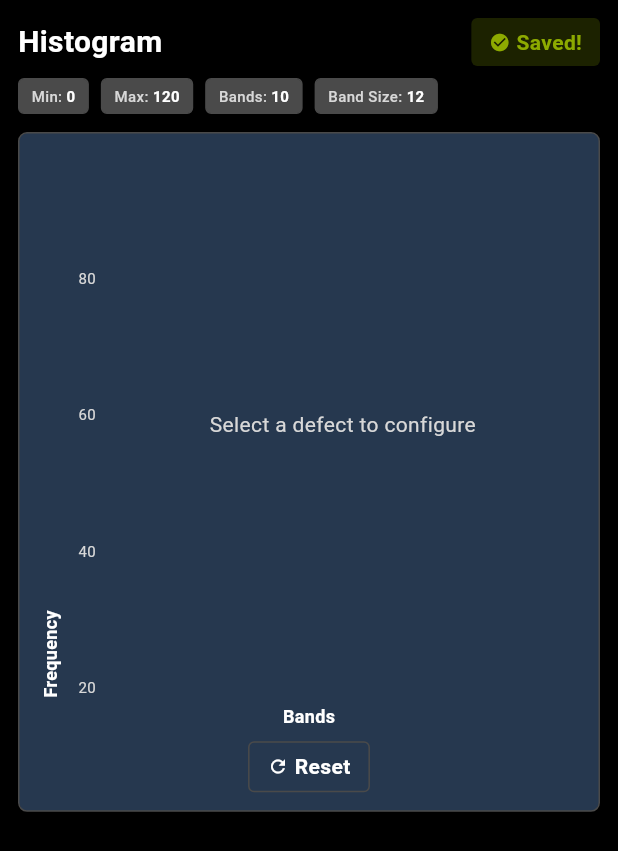
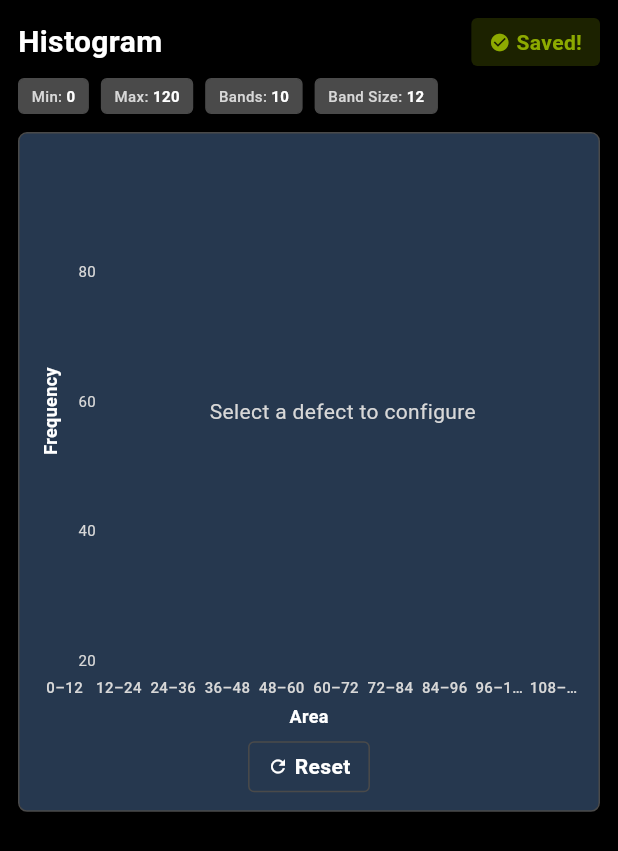
Before and after one commit to PoorvaSanthiya273/hortisort-defect-configurator, a Flutter app: the HistogramStep widget shown alone on an empty page, opened directly, after a tap on "Save", on a phone screen of 412 x 824 dp. Shown: the top 851 px of the screen. Run offline on Flutter 3.47's test engine with Material 3 defaults, Android fonts, the phone set to English and light mode, and no system bars; our stand-ins replace flutter_svg.

Commit message:
UI: filter panel full height, collapsed toggle, histogram labels below chart

```diff
--- a/lib/providers/configurator_provider.dart
+++ b/lib/providers/configurator_provider.dart
@@ -20,6 +20,7 @@ class ConfiguratorProvider extends ChangeNotifier {
   double _histogramMin = 0;
   double _histogramMax = 120;
   int _histogramNoOfBands = 10;
+  final Set<String> _savedDefects = {};
   // Per-defect frequencies: defectId → {bandIndex: frequency}
   final Map<String, Map<int, double>> _defectFrequencies = {};
 
@@ -27,6 +28,9 @@ class ConfiguratorProvider extends ChangeNotifier {
   double get histogramMax => _histogramMax;
   int get histogramNoOfBands => _histogramNoOfBands;
   double get bandSize => (_histogramMax - _histogramMin) / _histogramNoOfBands;
+  bool get canProceedFromHistogram =>
+      _selectedDefectIds.isEmpty ||
+      _selectedDefectIds.every((id) => _savedDefects.contains(id));
 
   List<String> get bandLabels {
     final _fmt = (double v) =>
@@ -54,6 +58,7 @@ class ConfiguratorProvider extends ChangeNotifier {
   void setBandFrequency(String defectKey, int index, double value) {
     _defectFrequencies.putIfAbsent(defectKey, () => {});
     _defectFrequencies[defectKey]![index] = value < 0 ? 0.0 : value;
+    _savedDefects.remove(defectKey);
     _isSaved = false;
     notifyListeners();
   }
@@ -70,15 +75,20 @@ class ConfiguratorProvider extends ChangeNotifier {
     notifyListeners();
   }
 
+  void markAllDefectsSaved() {
+    _savedDefects.addAll(_selectedDefectIds);
+    notifyListeners();
+  }
+
   void resetDefectFrequencies(String defectKey) {
     _defectFrequencies[defectKey]?.clear();
+    _savedDefects.remove(defectKey);
     _isSaved = false;
     notifyListeners();
   }
 
   Future<void> saveHistogramConfig() async {
-    // In a real app, this would write to a file or API
-    // For now, we just mark as saved
+    if (_currentDefKey != null) _savedDefects.add(_currentDefKey!);
     _isSaved = true;
     notifyListeners();
   }
@@ -446,7 +456,7 @@ class ConfiguratorProvider extends ChangeNotifier {
   String? _activeCategory;
   String _statusFilter = 'All';
   String _sortBy = 'Name';
-  bool _filterExpanded = false;
+  bool _filterExpanded = true;
   String get searchQuery => _searchQuery;
   String? get activeCategory => _activeCategory;
   String get statusFilter => _statusFilter;
--- a/lib/screens/configurator_screen.dart
+++ b/lib/screens/configurator_screen.dart
@@ -54,9 +54,9 @@ class _ConfiguratorScreenState extends State<ConfiguratorScreen> {
   }
 
   Widget _topBar(BuildContext context, ConfiguratorProvider p, bool narrow) {
-    final h = narrow ? 60.0 : 76.0;
-    final logoH = narrow ? 28.0 : 36.0;
-    final gap = narrow ? 6.0 : 20.0;
+    final h = narrow ? 68.0 : 84.0;
+    final logoH = narrow ? 40.0 : 52.0;
+    final gap = narrow ? 6.0 : 12.0;
     return Container(
       height: h,
       padding: EdgeInsets.only(
@@ -64,14 +64,6 @@ class _ConfiguratorScreenState extends State<ConfiguratorScreen> {
       decoration: const BoxDecoration(color: AppTheme.headerBg),
       child: Row(crossAxisAlignment: CrossAxisAlignment.center, children: [
         SvgPicture.asset('assets/logo.svg', height: logoH),
-        if (!narrow) const SizedBox(width: 6),
-        if (!narrow)
-          const Text('HORTISORT',
-              style: TextStyle(
-                  color: Color(0xFFFFFFFF),
-                  fontSize: 18,
-                  fontWeight: FontWeight.w800,
-                  letterSpacing: 3)),
         SizedBox(width: gap),
         Expanded(
             child: StepIndicator(
@@ -83,14 +75,17 @@ class _ConfiguratorScreenState extends State<ConfiguratorScreen> {
                 })),
         const SizedBox(width: 8),
         if (!narrow)
-          _navBtn(
-              '< Back', _currentStep > 0, () => setState(() => _currentStep--)),
+          _navBtn('< Back', _currentStep > 0, () {
+            if (_currentStep == 2) p.markAllDefectsSaved();
+            setState(() => _currentStep--);
+          }),
         if (!narrow) const SizedBox(width: 6),
         _navBtn(
             narrow
                 ? (_currentStep == 3 ? 'S' : '>')
                 : (_currentStep == 3 ? 'Save' : 'Next >'),
             _nextEnabled(p), () {
+          if (_currentStep == 0) p.markAllDefectsSaved();
           if (_currentStep == 3) {
             Provider.of<ConfiguratorProvider>(context, listen: false)
                 .saveConfiguration();
@@ -130,6 +125,7 @@ class _ConfiguratorScreenState extends State<ConfiguratorScreen> {
 
   bool _nextEnabled(ConfiguratorProvider p) {
     if (_currentStep == 0) return p.canProceedFromDefects;
+    if (_currentStep == 1) return p.canProceedFromHistogram;
     return true;
   }
 
--- a/lib/widgets/defects_step.dart
+++ b/lib/widgets/defects_step.dart
@@ -7,25 +7,17 @@ import 'touch_feedback.dart';
 class DefectsStep extends StatelessWidget {
   const DefectsStep({super.key});
 
-  static const _categories = [
-    'All',
-    'Color Defect',
-    'Surface Defect',
-    'Decay / Damage',
-    'Shape Defect',
-    'Foreign Material'
-  ];
-
   @override
   Widget build(BuildContext context) {
     return Consumer<ConfiguratorProvider>(builder: (context, p, _) {
       return Padding(
         padding: const EdgeInsets.fromLTRB(16, 16, 16, 0),
         child: Row(crossAxisAlignment: CrossAxisAlignment.start, children: [
-          Container(
-              width: 220,
-              margin: const EdgeInsets.only(right: 8),
-              child: p.filterExpanded ? _filterPanel(p) : _filterToggle(p)),
+          p.filterExpanded
+              ? SizedBox(
+                  width: 180, child: SizedBox.expand(child: _filterPanel(p)))
+              : _filterToggle(p),
+          const SizedBox(width: 8),
           Expanded(child: _mainContent(p)),
         ]),
       );
@@ -33,25 +25,19 @@ class DefectsStep extends StatelessWidget {
   }
 
   Widget _filterToggle(ConfiguratorProvider p) {
-    return Container(
-      margin: const EdgeInsets.only(right: 8),
-      child: TouchFeedback(
+    return TouchFeedback(
       onTap: () => p.toggleFilterPanel(),
+      child: Tooltip(
+        message: 'Filters',
         child: Container(
-          padding: const EdgeInsets.all(10),
+          width: 28,
+          height: 28,
           decoration: BoxDecoration(
               color: const Color(0xFF26384F),
-              borderRadius: BorderRadius.circular(6),
+              borderRadius: BorderRadius.circular(4),
               border: Border.all(color: const Color(0xFF4A4A4A))),
-          child: const Column(mainAxisSize: MainAxisSize.min, children: [
-            Icon(Icons.filter_list, size: 20, color: Color(0xFFD8D8D8)),
-            SizedBox(height: 4),
-            Text('Filters',
-                style: TextStyle(
-                    fontSize: 14,
-                    color: Color(0xFFD8D8D8),
-                    fontWeight: FontWeight.w600))
-          ]),
+          child:
+              const Icon(Icons.filter_list, size: 16, color: Color(0xFFD8D8D8)),
         ),
       ),
     );
@@ -59,75 +45,67 @@ class DefectsStep extends StatelessWidget {
 
   Widget _filterPanel(ConfiguratorProvider p) {
     return Container(
-      width: 220,
-      padding: const EdgeInsets.all(16),
+      padding: const EdgeInsets.all(10),
       decoration: BoxDecoration(
           color: const Color(0xFF26384F),
           borderRadius: BorderRadius.circular(6),
           border: Border.all(color: const Color(0xFF4A4A4A))),
-      child: Column(
-          crossAxisAlignment: CrossAxisAlignment.start,
-          mainAxisSize: MainAxisSize.min,
-          children: [
+      child: Column(crossAxisAlignment: CrossAxisAlignment.start, children: [
         Row(children: [
-              const Icon(Icons.filter_list, size: 16, color: Color(0xFFD8D8D8)),
-              const SizedBox(width: 8),
+          const Icon(Icons.filter_list, size: 14, color: Color(0xFFD8D8D8)),
+          const SizedBox(width: 6),
           const Expanded(
               child: Text('Filters',
                   style: TextStyle(
-                          fontSize: 16,
+                      fontSize: 14,
                       fontWeight: FontWeight.w700,
                       color: Color(0xFFFFFFFF)))),
           TouchFeedback(
               borderRadius: 6,
               onTap: () => p.toggleFilterPanel(),
               child: Container(
-                      width: 28,
-                      height: 28,
+                  width: 24,
+                  height: 24,
                   padding: const EdgeInsets.all(0),
                   decoration: BoxDecoration(
                       color: const Color(0xFF4A4A4A),
                       borderRadius: BorderRadius.circular(6)),
                   child: const Icon(Icons.close,
-                          size: 14, color: Color(0xFFD8D8D8)))),
+                      size: 12, color: Color(0xFFD8D8D8)))),
         ]),
-            const SizedBox(height: 16),
+        const SizedBox(height: 8),
         SizedBox(
-                height: 36,
+            height: 30,
             child: TextField(
                 onChanged: (v) => p.setSearchQuery(v),
-                    style:
-                        const TextStyle(fontSize: 13, color: Color(0xFFFFFFFF)),
+                style: const TextStyle(fontSize: 12, color: Color(0xFFFFFFFF)),
                 decoration: InputDecoration(
                     hintText: 'Search Defects',
-                        hintStyle: const TextStyle(color: Color(0xFFD8D8D8)),
+                    hintStyle:
+                        const TextStyle(fontSize: 12, color: Color(0xFFD8D8D8)),
                     prefixIcon: const Icon(Icons.search,
-                            size: 18, color: Color(0xFFD8D8D8)),
+                        size: 16, color: Color(0xFFD8D8D8)),
                     filled: true,
                     fillColor: const Color(0xFF4A4A4A),
-                        contentPadding:
-                            const EdgeInsets.symmetric(horizontal: 10),
+                    contentPadding: const EdgeInsets.symmetric(horizontal: 8),
                     border: OutlineInputBorder(
-                            borderRadius: BorderRadius.circular(6),
+                        borderRadius: BorderRadius.circular(4),
                         borderSide: BorderSide.none)))),
-            const SizedBox(height: 12),
-            _dd('Defect Type', p.activeCategory ?? 'All', _categories,
-                (v) => p.setCategoryFilter(v == 'All' ? null : v)),
+        const SizedBox(height: 6),
         _dd('Status', p.statusFilter, ['All', 'Selected', 'Not Selected'],
             (v) => p.setStatusFilter(v ?? 'All')),
-            const SizedBox(height: 12),
+        const SizedBox(height: 6),
         SizedBox(
           width: double.infinity,
           child: TextButton(
             onPressed: () {
               p.setSearchQuery('');
-                  p.setCategoryFilter(null);
               p.setStatusFilter('All');
             },
             style: TextButton.styleFrom(
               backgroundColor: const Color(0xFF4A4A4A),
               foregroundColor: const Color(0xFFD8D8D8),
-                  padding: const EdgeInsets.symmetric(vertical: 10),
+              padding: const EdgeInsets.symmetric(vertical: 8),
               shape: RoundedRectangleBorder(
                 borderRadius: BorderRadius.circular(4),
               ),
@@ -135,70 +113,39 @@ class DefectsStep extends StatelessWidget {
             child: const Row(
               mainAxisSize: MainAxisSize.min,
               children: [
-                    Icon(Icons.clear_all, size: 16, color: Color(0xFFD8D8D8)),
-                    SizedBox(width: 6),
+                Icon(Icons.clear_all, size: 14, color: Color(0xFFD8D8D8)),
+                SizedBox(width: 4),
                 Text('Clear All Filters',
-                        style: TextStyle(
-                            fontSize: 13, fontWeight: FontWeight.w500)),
+                    style:
+                        TextStyle(fontSize: 12, fontWeight: FontWeight.w500)),
               ],
             ),
           ),
         ),
         const Spacer(),
         const Divider(color: Color(0xFF4A4A4A)),
-            const SizedBox(height: 12),
+        const SizedBox(height: 6),
+        Row(children: [
           Container(
-              padding: const EdgeInsets.all(12),
+              width: 28,
+              height: 28,
               decoration: BoxDecoration(
                   color: const Color(0xFF4A4A4A),
-                  borderRadius: BorderRadius.circular(6)),
-              child: Column(children: [
-                Row(children: [
-                  Container(
-                      width: 36,
-                      height: 36,
-                      decoration: BoxDecoration(
-                          color: const Color(0xFF4A4A4A),
-                          borderRadius: BorderRadius.circular(6),
+                  borderRadius: BorderRadius.circular(4),
                   border: Border.all(color: Color(0xFF8DAA00))),
               child: Center(
                   child: Text('${p.selectedDefectCount}',
                       style: const TextStyle(
                           color: Color(0xFFFFFFFF),
-                                  fontSize: 16,
+                          fontSize: 14,
                           fontWeight: FontWeight.w700)))),
-                  const SizedBox(width: 10),
+          const SizedBox(width: 6),
           const Text('Defect Selected',
               style: TextStyle(
-                          fontSize: 12,
+                  fontSize: 11,
                   color: Color(0xFFD8D8D8),
                   fontWeight: FontWeight.w500)),
         ]),
-                const SizedBox(height: 8),
-                Row(children: [
-                  Container(
-                      width: 36,
-                      height: 36,
-                      decoration: BoxDecoration(
-                          color: const Color(0xFF4A4A4A),
-                          borderRadius: BorderRadius.circular(6),
-                          border: Border.all(color: Color(0xFF8DAA00))),
-                      child: Center(
-                          child: Text('${p.definitions.length}',
-                              style: const TextStyle(
-                                  color: Color(0xFFFFFFFF),
-                                  fontSize: 16,
-                                  fontWeight: FontWeight.w700)))),
-                  const SizedBox(width: 10),
-                  const Expanded(
-                      child: Text('Combos will be created',
-                          style: TextStyle(
-                              fontSize: 12,
-                              color: Color(0xFFD8D8D8),
-                              fontWeight: FontWeight.w500))),
-                ]),
-              ]),
-            ),
       ]),
     );
   }
@@ -206,25 +153,25 @@ class DefectsStep extends StatelessWidget {
   Widget _dd(String label, String value, List<String> items,
       Function(String?) onChange) {
     return Padding(
-        padding: const EdgeInsets.only(bottom: 10),
+        padding: const EdgeInsets.only(bottom: 4),
         child: Column(crossAxisAlignment: CrossAxisAlignment.start, children: [
           if (label.isNotEmpty)
             Text(label,
-                style: const TextStyle(fontSize: 11, color: Color(0xFFD8D8D8))),
-          if (label.isNotEmpty) const SizedBox(height: 4),
+                style: const TextStyle(fontSize: 9, color: Color(0xFFD8D8D8))),
+          if (label.isNotEmpty) const SizedBox(height: 1),
           Container(
-              height: 38,
-              padding: const EdgeInsets.symmetric(horizontal: 10),
+              height: 24,
+              padding: const EdgeInsets.symmetric(horizontal: 6),
               decoration: BoxDecoration(
                   color: const Color(0xFF4A4A4A),
-                  borderRadius: BorderRadius.circular(6)),
+                  borderRadius: BorderRadius.circular(4)),
               child: DropdownButtonHideUnderline(
                   child: DropdownButton<String>(
                       value: value,
                       isExpanded: true,
                       dropdownColor: const Color(0xFF26384F),
                       style: const TextStyle(
-                          fontSize: 13, color: Color(0xFFFFFFFF)),
+                          fontSize: 11, color: Color(0xFFFFFFFF)),
                       items: items
                           .map(
                               (i) => DropdownMenuItem(value: i, child: Text(i)))
--- a/lib/widgets/histogram_step.dart
+++ b/lib/widgets/histogram_step.dart
@@ -197,13 +197,16 @@ class _HistogramStepState extends State<HistogramStep> {
                     child: Row(
                       crossAxisAlignment: CrossAxisAlignment.end,
                       children: [
-                        const RotatedBox(
+                        Align(
+                          alignment: Alignment.center,
+                          child: const RotatedBox(
                             quarterTurns: 3,
                             child: Text('Frequency',
                                 style: TextStyle(
                                     fontSize: 12,
                                     fontWeight: FontWeight.w600,
                                     color: Color(0xFFFFFFFF))),
+                          ),
                         ),
                         const SizedBox(width: 4),
                         SizedBox(
@@ -243,7 +246,6 @@ class _HistogramStepState extends State<HistogramStep> {
                                               maxFrequency: maxFreq,
                                               maxBarHeight:
                                                   constraints.maxHeight,
-                                              label: bandLabels[index],
                                               onFrequencyChanged: (value) {
                                                 p.setBandFrequency(
                                                     currentKey, index, value);
@@ -266,8 +268,26 @@ class _HistogramStepState extends State<HistogramStep> {
                     ),
                   ),
                   const SizedBox(height: 4),
+                  Row(
+                    children: List.generate(noOfBands, (index) {
+                      return Expanded(
+                        child: Text(
+                          bandLabels[index],
+                          style: const TextStyle(
+                            fontSize: 10,
+                            color: Color(0xFFD8D8D8),
+                            fontWeight: FontWeight.w500,
+                          ),
+                          textAlign: TextAlign.center,
+                          maxLines: 1,
+                          overflow: TextOverflow.ellipsis,
+                        ),
+                      );
+                    }),
+                  ),
+                  const SizedBox(height: 4),
                   const Center(
-                    child: Text('Bands',
+                    child: Text('Area',
                         style: TextStyle(
                             fontSize: 12,
                             fontWeight: FontWeight.w600,
@@ -341,7 +361,6 @@ class _DraggableBar extends StatefulWidget {
   final double frequency;
   final double maxFrequency;
   final double maxBarHeight;
-  final String label;
   final Function(double) onFrequencyChanged;
 
   const _DraggableBar({
@@ -349,7 +368,6 @@ class _DraggableBar extends StatefulWidget {
     required this.frequency,
     required this.maxFrequency,
     required this.maxBarHeight,
-    required this.label,
     required this.onFrequencyChanged,
   });
 
@@ -426,7 +444,8 @@ class _DraggableBarState extends State<_DraggableBar> {
         ? const Color(0xFF8DAA00).withValues(alpha: 0.3)
         : const Color(0xFFFFFFFF);
 
-    return GestureDetector(
+    return ClipRect(
+      child: GestureDetector(
         onVerticalDragStart: (_) => setState(() => _isDragging = true),
         onVerticalDragUpdate: (details) {
           final delta = -details.primaryDelta! * 0.5;
@@ -495,19 +514,8 @@ class _DraggableBarState extends State<_DraggableBar> {
                     const BorderRadius.vertical(top: Radius.circular(4)),
               ),
             ),
-          const SizedBox(height: 8),
-          Text(
-            widget.label,
-            style: const TextStyle(
-              fontSize: 12,
-              color: Color(0xFFD8D8D8),
-              fontWeight: FontWeight.w500,
+          ],
         ),
-            textAlign: TextAlign.center,
-            maxLines: 1,
-            overflow: TextOverflow.ellipsis,
-          ),
-        ],
       ),
     );
   }
```
Also changed, not shown: assets/logo.svg. Lines whose indentation alone changed are shown as unchanged.
